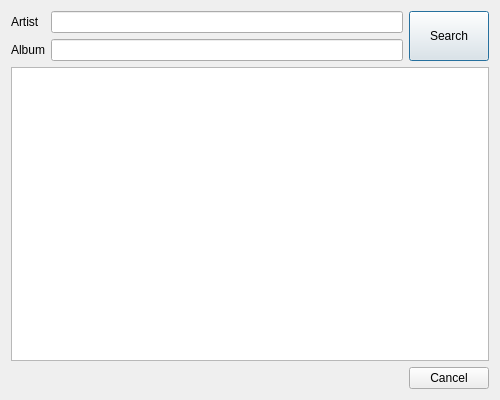
cardinot/mixxx, file src/dlgcoverartfetcher.ui: the form before one commit.
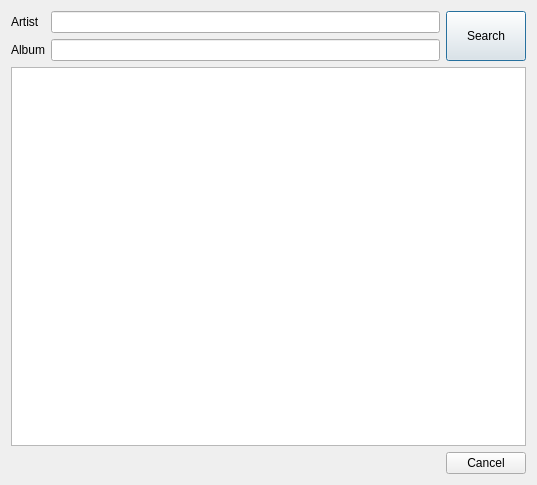
The form after the commit.

Commit message: Improving dlgcoverartfetcher.ui + add tableview (coverview)

Diff of the .ui file:
```diff
--- a/src/dlgcoverartfetcher.ui
+++ b/src/dlgcoverartfetcher.ui
@@ -6,19 +6,28 @@
    <rect>
     <x>0</x>
     <y>0</y>
-    <width>500</width>
-    <height>400</height>
+    <width>532</width>
+    <height>485</height>
    </rect>
   </property>
+  <property name="sizePolicy">
+   <sizepolicy hsizetype="Fixed" vsizetype="Preferred">
+    <horstretch>0</horstretch>
+    <verstretch>0</verstretch>
+   </sizepolicy>
+  </property>
+  <property name="maximumSize">
+   <size>
+    <width>532</width>
+    <height>16777215</height>
+   </size>
+  </property>
   <property name="windowTitle">
    <string>Search Cover Art</string>
   </property>
   <layout class="QVBoxLayout" name="verticalLayout">
    <item>
     <layout class="QGridLayout" name="gridLayout" columnstretch="0,100,0">
-     <item row="2" column="0" colspan="3">
-      <widget class="QListView" name="coverView"/>
-     </item>
      <item row="0" column="1">
       <widget class="QLineEdit" name="txtArtist"/>
      </item>
@@ -52,6 +61,31 @@
        </property>
       </widget>
      </item>
+     <item row="2" column="0" colspan="3">
+      <widget class="QTableView" name="coverView">
+       <property name="sizePolicy">
+        <sizepolicy hsizetype="Minimum" vsizetype="Expanding">
+         <horstretch>0</horstretch>
+         <verstretch>0</verstretch>
+        </sizepolicy>
+       </property>
+       <property name="minimumSize">
+        <size>
+         <width>515</width>
+         <height>0</height>
+        </size>
+       </property>
+       <property name="maximumSize">
+        <size>
+         <width>520</width>
+         <height>16777215</height>
+        </size>
+       </property>
+       <property name="horizontalScrollBarPolicy">
+        <enum>Qt::ScrollBarAlwaysOff</enum>
+       </property>
+      </widget>
+     </item>
     </layout>
    </item>
    <item>
```
Left out of the diff: 20 changed lines with no effect on the pictures.
